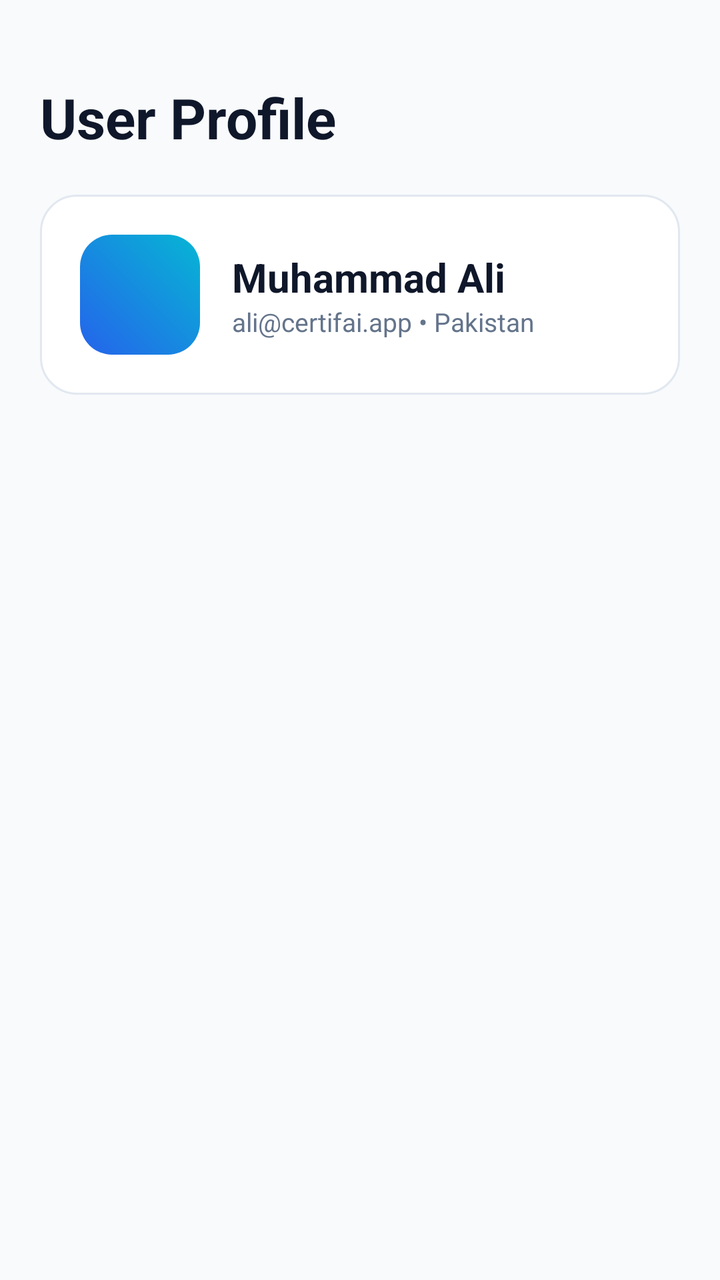
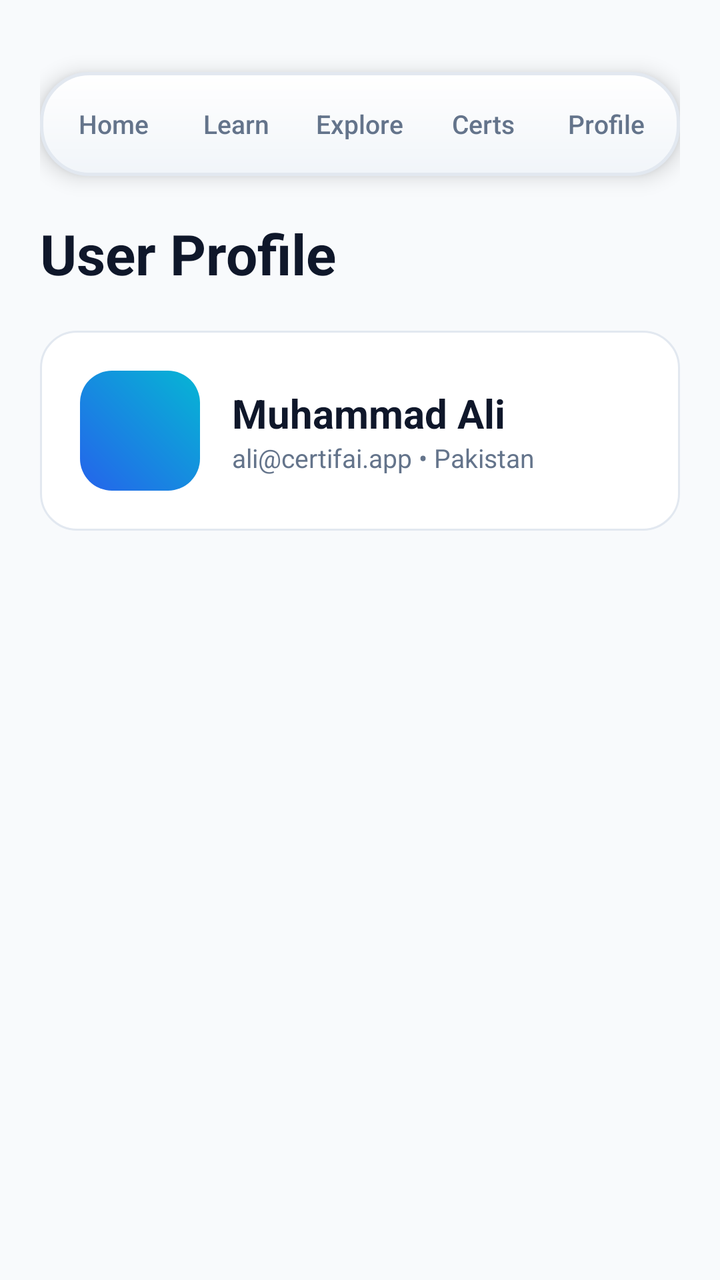

The first picture is an Android layout as it rendered before a commit; the second is the same layout after the commit. The layout source and the unified diff follow.
<!-- AndroidManifest.xml: application theme Theme.CertifAI -->
<!-- res/layout/fragment_profile.xml -->
<?xml version="1.0" encoding="utf-8"?>
<androidx.constraintlayout.widget.ConstraintLayout xmlns:android="http://schemas.android.com/apk/res/android"
    xmlns:app="http://schemas.android.com/apk/res-auto"
    android:layout_width="match_parent"
    android:layout_height="match_parent"
    android:background="@color/bg_light"
    android:padding="20dp">

    <TextView
        android:id="@+id/tvTitle"
        android:layout_width="0dp"
        android:layout_height="wrap_content"
        android:layout_marginTop="20dp"
        android:text="User Profile"
        android:textColor="@color/text_primary_light"
        android:textSize="28sp"
        android:textStyle="bold"
        app:layout_constraintEnd_toEndOf="parent"
        app:layout_constraintStart_toStartOf="parent"
        app:layout_constraintTop_toTopOf="parent" />

    <LinearLayout
        android:id="@+id/llUserCard"
        android:layout_width="0dp"
        android:layout_height="wrap_content"
        android:layout_marginTop="20dp"
        android:background="@drawable/bg_card_surface"
        android:gravity="center_vertical"
        android:orientation="horizontal"
        android:padding="20dp"
        app:layout_constraintEnd_toEndOf="parent"
        app:layout_constraintStart_toStartOf="parent"
        app:layout_constraintTop_toBottomOf="@id/tvTitle">

        <ImageView
            android:layout_width="60dp"
            android:layout_height="60dp"
            android:contentDescription="Profile Picture"
            android:src="@drawable/bg_primary_button" />

        <LinearLayout
            android:layout_width="wrap_content"
            android:layout_height="wrap_content"
            android:layout_marginStart="16dp"
            android:orientation="vertical">

            <TextView
                android:layout_width="wrap_content"
                android:layout_height="wrap_content"
                android:text="Muhammad Ali"
                android:textColor="@color/text_primary_light"
                android:textSize="20sp"
                android:textStyle="bold" />

            <TextView
                android:layout_width="wrap_content"
                android:layout_height="wrap_content"
                android:text="ali@certifai.app • Pakistan"
                android:textColor="@color/text_secondary_light"
                android:textSize="13sp" />

        </LinearLayout>
    </LinearLayout>

</androidx.constraintlayout.widget.ConstraintLayout>
<!-- resources referenced by this layout -->
<resources>
  <color name="bg_light">#F8FAFC</color>
  <color name="text_primary_light">#0F172A</color>
  <color name="text_secondary_light">#64748B</color>
  <!-- drawable bg_card_surface (drawable) -->
  <?xml version="1.0" encoding="utf-8"?>
  <shape xmlns:android="http://schemas.android.com/apk/res/android"
      android:shape="rectangle">
      <solid android:color="@color/surface_light" />
      <corners android:radius="18dp" />
      <stroke
          android:width="1dp"
          android:color="@color/border_light" />
  </shape>
  <!-- drawable bg_primary_button (drawable) -->
  <?xml version="1.0" encoding="utf-8"?>
  <shape xmlns:android="http://schemas.android.com/apk/res/android"
      android:shape="rectangle">
      <gradient
          android:angle="45"
          android:endColor="@color/cyan_accent"
          android:startColor="@color/electric_blue" />
      <corners android:radius="16dp" />
  </shape>
  <style name="Theme.CertifAI" parent="Base.Theme.CertifAI" />
  <color name="surface_light">#FFFFFF</color>
  <color name="border_light">#E2E8F0</color>
  <color name="cyan_accent">#06B6D4</color>
  <color name="electric_blue">#2563EB</color>
  <style name="Base.Theme.CertifAI" parent="Theme.Material3.DayNight.NoActionBar">
          <item name="colorPrimary">@color/electric_blue</item>
          <item name="colorOnPrimary">@color/white</item>
          <item name="colorSecondary">@color/cyan_accent</item>
          <item name="android:statusBarColor">@color/bg_light</item>
          <item name="android:windowLightStatusBar">true</item>
          <item name="android:windowBackground">@color/bg_light</item>
      </style>
  <color name="white">#FFFFFFFF</color>
</resources>

<!-- the commit's change to res/layout/fragment_profile.xml (unified diff, before → after) -->
@@ -5,6 +5,16 @@
     android:layout_height="match_parent"
     android:background="@color/bg_light"
     android:padding="20dp">
+
+    <include
+        android:id="@+id/includeTopNav"
+        layout="@layout/view_top_nav"
+        android:layout_width="0dp"
+        android:layout_height="52dp"
+        android:layout_marginTop="16dp"
+        app:layout_constraintEnd_toEndOf="parent"
+        app:layout_constraintStart_toStartOf="parent"
+        app:layout_constraintTop_toTopOf="parent" />
 
     <TextView
         android:id="@+id/tvTitle"
@@ -17,7 +27,7 @@
         android:textStyle="bold"
         app:layout_constraintEnd_toEndOf="parent"
         app:layout_constraintStart_toStartOf="parent"
-        app:layout_constraintTop_toTopOf="parent" />
+        app:layout_constraintTop_toBottomOf="@id/includeTopNav" />
 
     <LinearLayout
         android:id="@+id/llUserCard"
@@ -63,3 +73,70 @@
     </LinearLayout>
 
 </androidx.constraintlayout.widget.ConstraintLayout>
+<!-- res/layout/view_top_nav.xml (included above) -->
+<?xml version="1.0" encoding="utf-8"?>
+<LinearLayout xmlns:android="http://schemas.android.com/apk/res/android"
+    android:id="@+id/llTopNavTabs"
+    android:layout_width="match_parent"
+    android:layout_height="52dp"
+    android:background="@drawable/bg_glossy_surface"
+    android:elevation="6dp"
+    android:gravity="center"
+    android:orientation="horizontal"
+    android:padding="6dp">
+
+    <TextView
+        android:id="@+id/tabHome"
+        android:layout_width="0dp"
+        android:layout_height="match_parent"
+        android:layout_weight="1"
+        android:fontFamily="sans-serif-medium"
+        android:gravity="center"
+        android:text="Home"
+        android:textColor="@color/text_secondary_light"
+        android:textSize="13sp" />
+
+    <TextView
+        android:id="@+id/tabLearn"
+        android:layout_width="0dp"
+        android:layout_height="match_parent"
+        android:layout_weight="1"
+        android:fontFamily="sans-serif-medium"
+        android:gravity="center"
+        android:text="Learn"
+        android:textColor="@color/text_secondary_light"
+        android:textSize="13sp" />
+
+    <TextView
+        android:id="@+id/tabExplore"
+        android:layout_width="0dp"
+        android:layout_height="match_parent"
+        android:layout_weight="1"
+        android:fontFamily="sans-serif-medium"
+        android:gravity="center"
+        android:text="Explore"
+        android:textColor="@color/text_secondary_light"
+        android:textSize="13sp" />
+
+    <TextView
+        android:id="@+id/tabCertificates"
+        android:layout_width="0dp"
+        android:layout_height="match_parent"
+        android:layout_weight="1"
+        android:fontFamily="sans-serif-medium"
+        android:gravity="center"
+        android:text="Certs"
+        android:textColor="@color/text_secondary_light"
+        android:textSize="13sp" />
+
+    <TextView
+        android:id="@+id/tabProfile"
+        android:layout_width="0dp"
+        android:layout_height="match_parent"
+        android:layout_weight="1"
+        android:fontFamily="sans-serif-medium"
+        android:gravity="center"
+        android:text="Profile"
+        android:textColor="@color/text_secondary_light"
+        android:textSize="13sp" />
+</LinearLayout>
<!-- resource entries referenced after the edit -->
@@ -12,6 +12,20 @@
       <stroke
           android:width="1dp"
           android:color="@color/border_light" />
+  </shape>
+  <!-- drawable bg_glossy_surface (drawable) -->
+  <?xml version="1.0" encoding="utf-8"?>
+  <shape xmlns:android="http://schemas.android.com/apk/res/android"
+      android:shape="rectangle">
+      <gradient
+          android:angle="270"
+          android:endColor="#F1F5F9"
+          android:startColor="#FFFFFF"
+          android:type="linear" />
+      <corners android:radius="24dp" />
+      <stroke
+          android:width="1.5dp"
+          android:color="#E2E8F0" />
   </shape>
   <!-- drawable bg_primary_button (drawable) -->
   <?xml version="1.0" encoding="utf-8"?>
